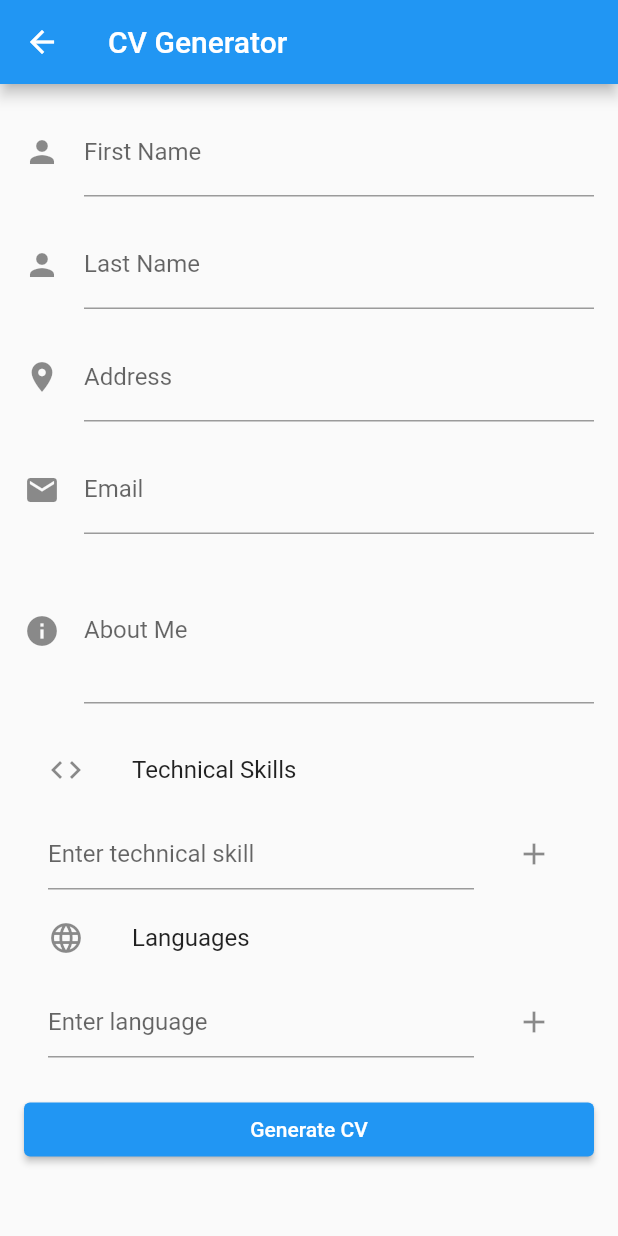
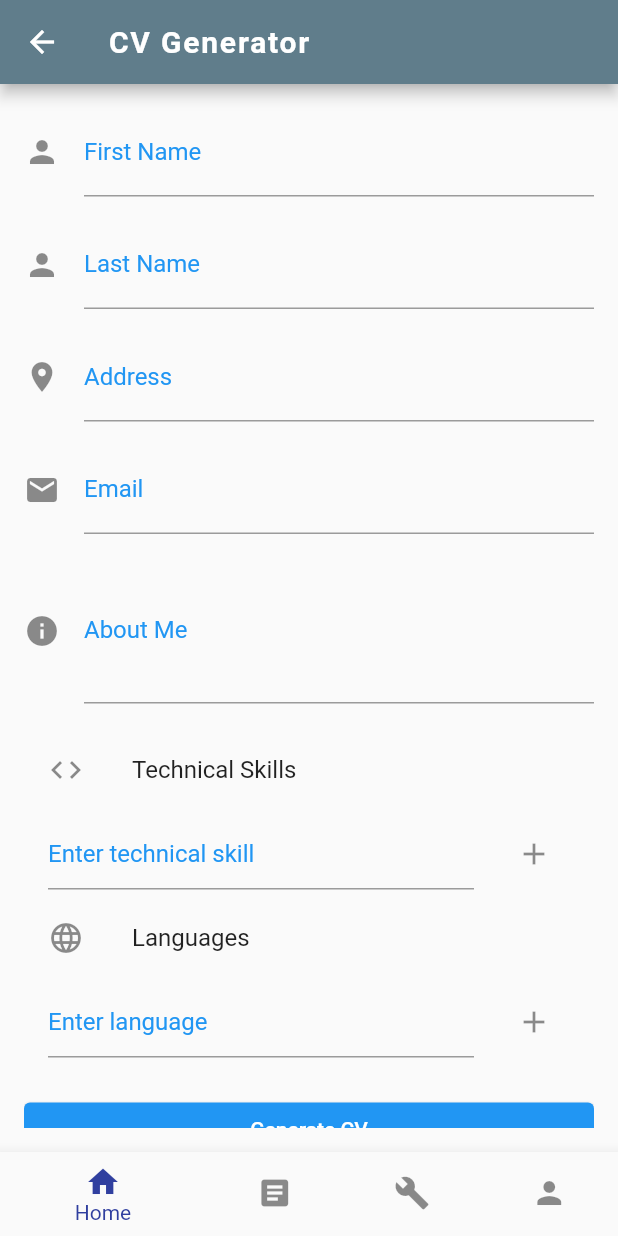
Before and after one commit to BahaMelki0/Oppor-Tune, a Flutter app: the screen it shows after launch, after a tap on the "arrow forward" icon, on a phone screen of 412 x 824 dp. Run offline on Flutter 3.47's test engine with Material 2 defaults, Android fonts, the phone set to English and light mode, and no system bars; our stand-ins replace file_picker.

Commit message:
last update

```diff
--- a/lib/CV_generator.dart
+++ b/lib/CV_generator.dart
@@ -139,19 +139,49 @@ class _CVGeneratorPageState extends State<CVGeneratorPage> {
 
               SizedBox(height: 20.0),
 
+
               // Generate CV button
               ElevatedButton(
                 onPressed: () {
                   // Validate the form and generate the CV if all fields are valid.
                   if (_formKey.currentState!.validate()) {
                     // Generate the CV here...
+
+                    // Navigate to the correct_cv page after generating the CV
+                    Navigator.pushNamed(context, '/correct_cv');
                   }
                 },
                 child: Text("Generate CV"),
               ),
+
+              // Dynamic List
+              _buildDynamicList(_technicalSkills, "Add Technical Skill", Icons.add, "Enter technical skill"),
+              _buildDynamicList(_languages, "Add Language", Icons.add, "Enter language"),
             ],
           ),
         ),
+      ),
+      bottomNavigationBar: BottomNavigationBar(
+        selectedItemColor: Colors.indigo[700],
+        unselectedItemColor: Colors.black45,
+        items: const <BottomNavigationBarItem>[
+          BottomNavigationBarItem(
+            icon: Icon(Icons.home),
+            label: 'Home',
+          ),
+          BottomNavigationBarItem(
+            icon: Icon(Icons.article),
+            label: 'Blog',
+          ),
+          BottomNavigationBarItem(
+            icon: Icon(Icons.build),
+            label: 'Tools',
+          ),
+          BottomNavigationBarItem(
+            icon: Icon(Icons.person),
+            label: 'Profile',
+          ),
+        ],
       ),
     );
   }
@@ -186,6 +216,8 @@ class _CVGeneratorPageState extends State<CVGeneratorPage> {
           trailing: IconButton(
             icon: Icon(buttonIcon),
             onPressed: () {
+              // Navigate to the correct_cv page before adding an item to the list
+              Navigator.pushNamed(context, '/correct_cv');
               setState(() {
                 items.add(""); // Add an empty string as a default value for the hint
               });
--- a/lib/main.dart
+++ b/lib/main.dart
@@ -1,8 +1,7 @@
 import 'package:flutter/material.dart';
-import 'Landing_Page.dart';
-import 'CV_correction.dart';
-import 'CV_generator.dart';
-import 'dart:convert';
+import 'Landing_Page.dart';  // Import your FirstPage widget
+import 'CV_generator.dart';  // Import your CVGeneratorPage widget
+import 'CV_correction.dart';  // Import your CVCorrector widget
 
 void main() {
   runApp(MyApp());
@@ -12,12 +11,23 @@ class MyApp extends StatelessWidget {
   @override
   Widget build(BuildContext context) {
     return MaterialApp(
-      title: 'CV Corrector App',
+      title: 'Oppor\'Tune',
       theme: ThemeData(
-        primarySwatch: Colors.blue,
+        primarySwatch: Colors.blue, // Change the primary color
+        hintColor: Colors.blue, // Change the accent color
+        fontFamily: 'Roboto', // Use a custom font (make sure to include it in your pubspec.yaml)
+        appBarTheme: AppBarTheme(
+          backgroundColor: Colors.blueGrey, // Change the app bar color
+          titleTextStyle: TextStyle(
+            fontSize: 20.0,
+            fontWeight: FontWeight.bold,
+            letterSpacing: 1.2,
+          ),
+        ),
       ),
-      home: FirstPage(),
+      initialRoute: '/',
       routes: {
+        '/': (context) => FirstPage(),
         '/generate_cv': (context) => CVGeneratorPage(),
         '/correct_cv': (context) => CVCorrector(),
       },
--- a/pubspec.yaml
+++ b/pubspec.yaml
@@ -9,6 +9,9 @@ environment:
 dependencies:
   flutter:
     sdk: flutter
+  file_picker: ^4.0.10  # Use the latest version available
+  http: ^0.13.3  # Use the latest version available
+
 
 dev_dependencies:
   flutter_test:
```
Also changed, not shown: lib/CV_correction.dart (+44 -12 lines), pubspec.lock.
